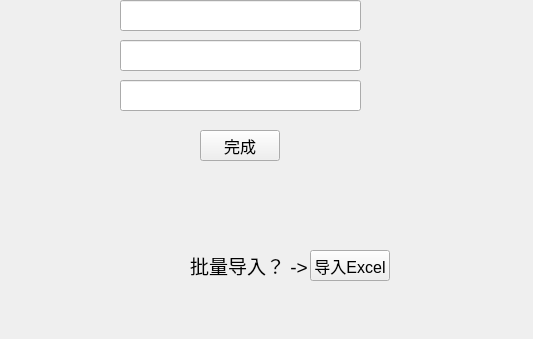
Old version of the form source/administer.ui in the repository Sodataco/exam-system; both pictures show x 230 to 763 and y 90 to 429 of the 763 by 429 pixel window.
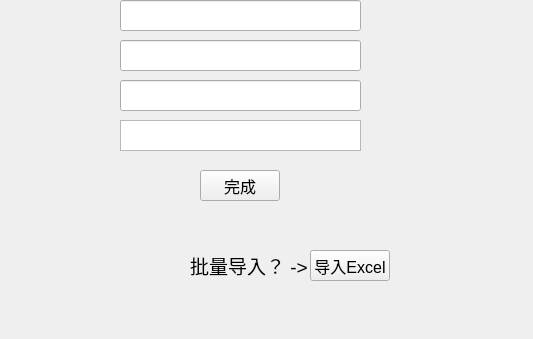
New version of the form. The open tabs and pages were chosen to show the change.

What changed in the file:
```diff
--- a/source/administer.ui
+++ b/source/administer.ui
@@ -83,7 +83,7 @@
      <property name="geometry">
       <rect>
        <x>170</x>
-       <y>200</y>
+       <y>240</y>
        <width>80</width>
        <height>31</height>
       </rect>
@@ -136,6 +136,16 @@
       <string>批量导入？ -&gt;</string>
      </property>
     </widget>
+    <widget class="QTextEdit" name="EditClass">
+     <property name="geometry">
+      <rect>
+       <x>90</x>
+       <y>190</y>
+       <width>241</width>
+       <height>31</height>
+      </rect>
+     </property>
+    </widget>
    </widget>
    <widget class="QWidget" name="page_2">
     <widget class="QLabel" name="label_4">
```
Left out of the diff: 2 changed lines with no effect on the pictures.
